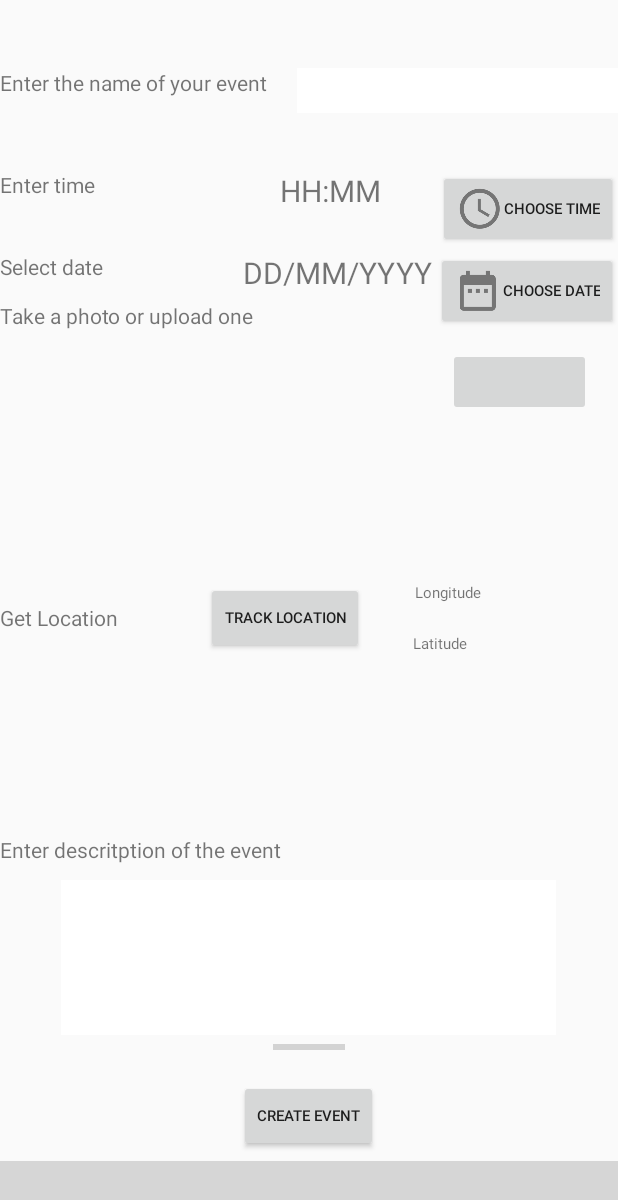
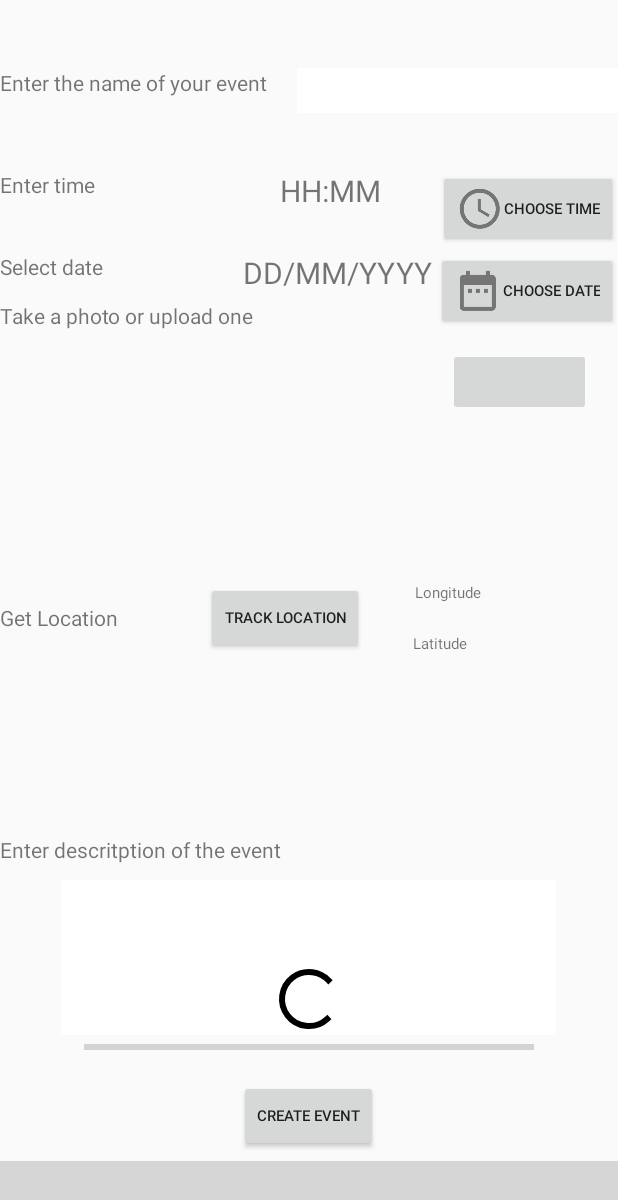
Before and after one commit to aau-itcom-17/AndroidRos, an Android app: the layout activity_create.xml on its own in the app's theme, with its tools: preview values and no code run, on a phone screen of 412 x 824 dp. Shown: the top 1200 px of the screen. Run offline under Robolectric (Android 15) with nearby library versions, the light colour scheme and no system bars; plain views replace BottomNavigationViewEx; grey boxes are pictures that could not be loaded.

Commit message:
Create events uploads picture to storage.

```diff
--- a/app/src/main/res/layout/activity_create.xml
+++ b/app/src/main/res/layout/activity_create.xml
@@ -188,11 +188,22 @@
             <ProgressBar
                 android:id="@+id/progressBar"
                 style="?android:attr/progressBarStyleHorizontal"
-                android:layout_width="wrap_content"
+                android:layout_width="300dp"
                 android:layout_height="wrap_content"
                 android:layout_below="@+id/enter_event_description"
                 android:layout_centerHorizontal="true"
-                android:layout_marginTop="-134dp" />
+                android:layout_marginTop="-134dp"
+                android:max="100"
+                android:progress="0"
+                />
+
+            <ProgressBar
+                android:id="@+id/progressBar1"
+                style="?android:attr/progressBarStyle"
+                android:layout_width="wrap_content"
+                android:layout_height="wrap_content"
+                android:layout_alignBottom="@+id/enter_event_description"
+                android:layout_centerHorizontal="true" />
 
 
         </RelativeLayout>
```
Also changed, not shown: app/src/main/java/com/example/marcu/androidros/Create/CreateActivity.java (+9 -2 lines).
